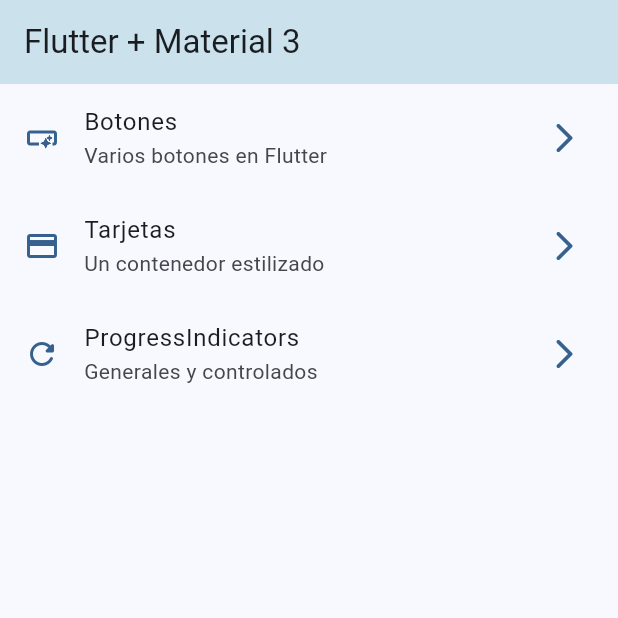
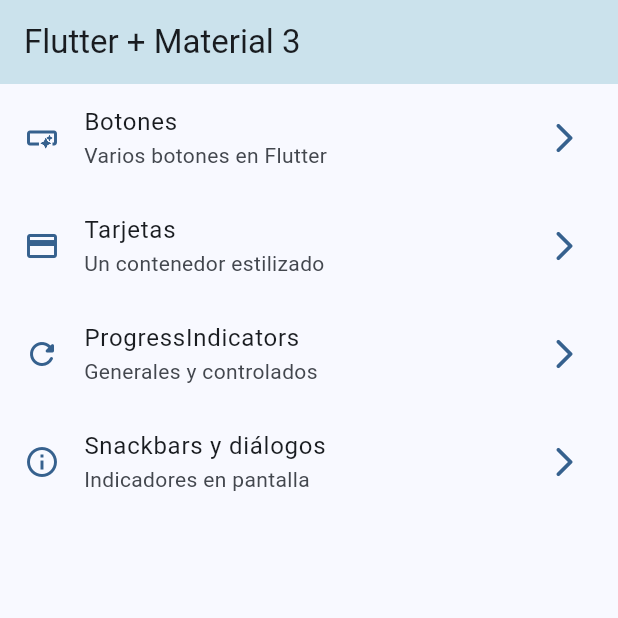
Before and after one commit to Oved/WidgetsApp, a Flutter app: the screen it shows after launch, on a phone screen of 412 x 824 dp, the top half of it. Run offline on Flutter 3.47's test engine with Material 2 defaults, Android fonts, the phone set to English and light mode, and no system bars; our stand-ins replace go_router.

Commit message:
Se crea snackbar y diálogos

```diff
--- a/lib/config/menu/menu_items.dart
+++ b/lib/config/menu/menu_items.dart
@@ -29,5 +29,10 @@ const appMenuItems = <MenuItems>[
       subTitle: 'Generales y controlados',
       link: '/progress',
       icon: Icons.refresh_rounded),
+  MenuItems(
+      title: 'Snackbars y diálogos',
+      subTitle: 'Indicadores en pantalla',
+      link: '/snackbars',
+      icon: Icons.info_outline),
   //MenuItems(title: 'Botones', subTitle: 'Varios botones en Flutter', link: '/buttons', icon: Icons.smart_button_outlined),
 ];
--- a/lib/config/router/app_router.dart
+++ b/lib/config/router/app_router.dart
@@ -23,5 +23,10 @@ final appRouter = GoRouter(
       name: ProgressScreen.name,
       builder: (context, state) => const ProgressScreen(),
     ),
+    GoRoute(
+      path: '/snackbars',
+      name: SnackbarScreen.name,
+      builder: (context, state) => const SnackbarScreen(),
+    ),
   ],
 );
--- a/lib/main.dart
+++ b/lib/main.dart
@@ -13,6 +13,7 @@ class MainApp extends StatelessWidget {
   @override
   Widget build(BuildContext context) {
     return MaterialApp.router(
+      title: 'Flutter Widgets',
       routerConfig: appRouter,
       theme: AppTheme(selectedColor: 0).getTheme(),
       debugShowCheckedModeBanner: false,
```
Also changed, not shown: lib/presentation/screens/snackbar/snackbar_screen.dart (+69 -1 lines).
